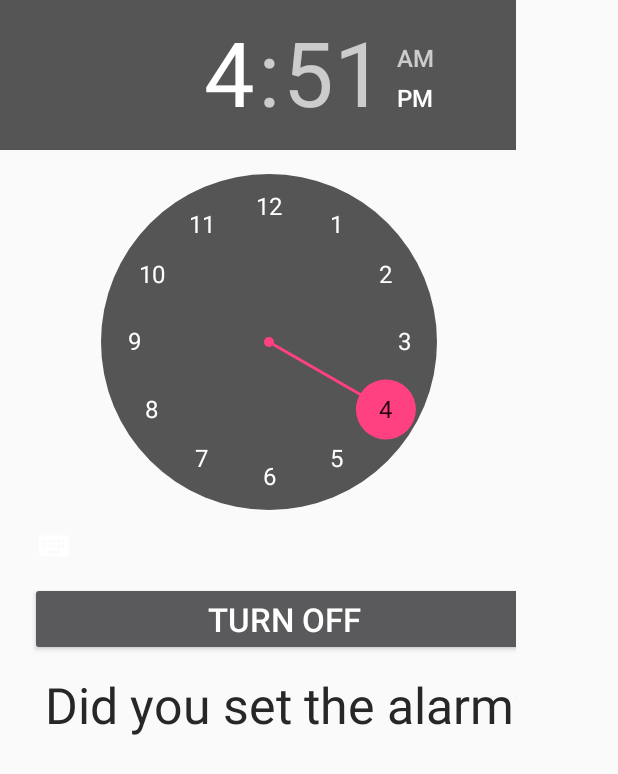
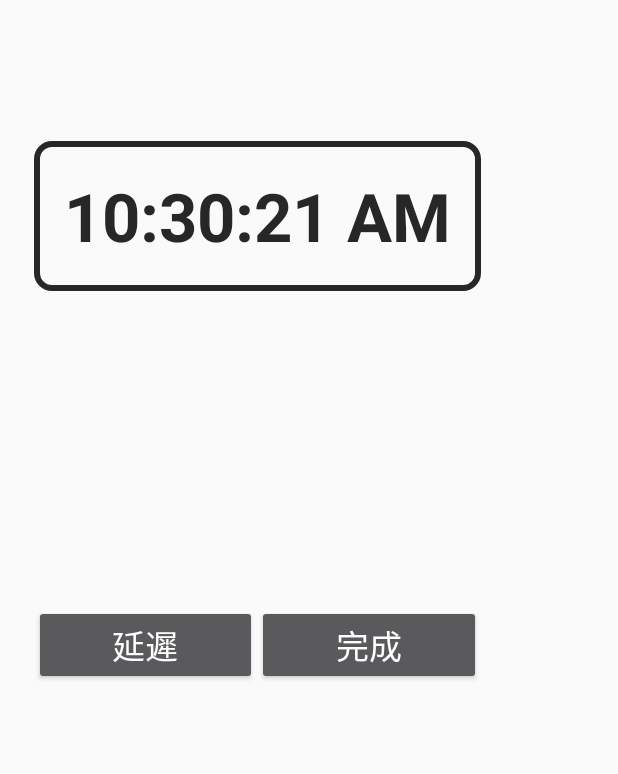
Before and after one commit to weiwei1204/MedicineAPP, an Android app: the alarm screen opened directly, with no data from a screen before it, on a phone screen of 412 x 824 dp. Shown: the top 774 px of the screen. Run offline under Robolectric (Android 15) with nearby library versions, the phone set to English and light mode, and no system bars; our stand-ins replace Volley; network calls fail; 2 statements that could not run were skipped.

Commit message:
鬧鐘提醒的顯示 ok

```diff
--- a/app/src/main/java/com/example/carrie/carrie_test1/Alarm_Receiver.java
+++ b/app/src/main/java/com/example/carrie/carrie_test1/Alarm_Receiver.java
@@ -21,6 +21,7 @@ public class Alarm_Receiver extends BroadcastReceiver{
 
         String get_your_string=intent.getExtras().getString("extra");
         String alarmid=intent.getExtras().getString("alarmid");
+        String mcalid=intent.getExtras().getString("mcalid");
         Log.d("nonono1", alarmid);
 
         Log.e("What is the key",get_your_string);
@@ -28,6 +29,7 @@ public class Alarm_Receiver extends BroadcastReceiver{
         Intent service_intent=new Intent(context,RingtonePlayingService.class);
         service_intent.putExtra("extra",get_your_string);
         service_intent.putExtra("alarmid",alarmid);
+        service_intent.putExtra("mcalid",mcalid);
         context.startService(service_intent);
     }
 }
--- a/app/src/main/java/com/example/carrie/carrie_test1/alarm.java
+++ b/app/src/main/java/com/example/carrie/carrie_test1/alarm.java
@@ -6,20 +6,43 @@ import android.content.Context;
 import android.content.Intent;
 import android.os.Bundle;
 import android.support.v7.app.AppCompatActivity;
+import android.util.Log;
 import android.view.View;
 import android.widget.Button;
+import android.widget.TextClock;
 import android.widget.TextView;
-import android.widget.TimePicker;
+import android.widget.Toast;
 
+import com.android.volley.AuthFailureError;
+import com.android.volley.Request;
+import com.android.volley.RequestQueue;
+import com.android.volley.Response;
+import com.android.volley.VolleyError;
+import com.android.volley.toolbox.StringRequest;
+import com.android.volley.toolbox.Volley;
+
+import org.json.JSONArray;
+import org.json.JSONException;
+import org.json.JSONObject;
+
+import java.util.Arrays;
 import java.util.Calendar;
+import java.util.HashMap;
+import java.util.Map;
 
 public class alarm extends AppCompatActivity {
     AlarmManager alarm_manager;
-    TimePicker alarm_timepicker;
-    TextView alarmset;
+//    TimePicker alarm_timepicker;
+    TextClock textClock;
+    TextView alarmset , alarmdrug;
     Context context;
+    RequestQueue requestQueue;
+
+    private String mcalnameUrl = "http://54.65.194.253/Medicine_Calendar/mcalname.php";
+    private String sideEffect = "http://54.65.194.253/Medicine_Calendar/sideEffect.php";
     PendingIntent pending_intent;
     int alarmid;
+    String mcalid;
 
     @Override
     protected void onCreate(Bundle savedInstanceState) {
@@ -27,14 +50,60 @@ public class alarm extends AppCompatActivity {
         setContentView(R.layout.activity_alarm);
 
         this.context=this;
-        alarm_manager=(AlarmManager)getSystemService(ALARM_SERVICE);
-        alarm_timepicker=(TimePicker)findViewById(R.id.timePicker);
-        alarmset=(TextView)findViewById(R.id.alarmset);
+        alarm_manager = (AlarmManager)getSystemService(ALARM_SERVICE);
+        alarmset = (TextView)findViewById(R.id.alarmset);
+        textClock = (TextClock)findViewById(R.id.textClock);
+        alarmdrug = (TextView)findViewById(R.id.alarmdrug);
         final Calendar calendar=Calendar.getInstance();
 //        final Button alarmon=(Button)findViewById(R.id.alarmon);
         final Intent my_intent=new Intent(this.context,Alarm_Receiver.class);
         Bundle bundle = getIntent().getExtras();
         alarmid= Integer.parseInt(bundle.getString("alarmid"));
+        mcalid = bundle.getString("mcalid");
+        drugeffect();
+        requestQueue = Volley.newRequestQueue(getApplicationContext());
+
+
+        final StringRequest request = new StringRequest(Request.Method.POST, mcalnameUrl, new Response.Listener<String>() {
+            @Override
+            public void onResponse(String response) {
+                Log.d("nnnmmmm",response);
+                try {
+                    JSONObject obj = new JSONObject(response);
+                    Log.d("nnnnmnmn", String.valueOf(obj.length()));
+                    Log.d("nnnnmnmn", String.valueOf(obj));
+                    String id = obj.getString("id");
+                    String name = obj.getString("name");
+//                        String startDate = mcalendar.getString("startDate");
+//                        String day = mcalendar.getString("day");
+//                        String beacon_id =mcalendar.getString("beacon_id");
+                    Log.d("nnnmnmnmn",id);
+                    alarmset.setText(name+"  時間到了!!");
+                } catch (JSONException e) {
+                    e.printStackTrace();
+                }
+            }
+        }, new Response.ErrorListener() {
+            @Override
+            public void onErrorResponse(VolleyError error) {
+                Log.d("rrr", error.toString());
+                Toast.makeText(getApplicationContext(), "Error read getm_calendarid.php!!!", Toast.LENGTH_LONG).show();
+            }
+        })
+        {
+            protected Map<String, String> getParams() throws AuthFailureError {//把值丟到php
+                Map<String, String> parameters = new HashMap<String, String>();
+                parameters.put("mcalid",mcalid);
+                Log.d("nnnmmmm",parameters.toString());
+                return parameters;
+            }
+        };
+        RequestQueue requestQueue = Volley.newRequestQueue(this);
+        requestQueue.add(request);
+
+
+
+
 //        alarmon.setOnClickListener(new View.OnClickListener() {
 //            @RequiresApi(api = Build.VERSION_CODES.M)
 //            @Override
@@ -77,6 +146,52 @@ public class alarm extends AppCompatActivity {
             }
         });
 
+    }
+    public void drugeffect(){
+        //取藥的副作用
+        requestQueue = Volley.newRequestQueue(getApplicationContext());
+        final StringRequest drugrequest = new StringRequest(Request.Method.POST, sideEffect, new Response.Listener<String>() {
+            @Override
+            public void onResponse(String response) {
+                Log.d("nn11",response);
+                String effectstring;
+                try {
+                    JSONArray jarray = new JSONArray(response);
+                    final String[] effect=new String[jarray.length()];
+                    for (int i=0;i<jarray.length();i++){
+                        JSONObject obj = jarray.getJSONObject(i);
+                        Log.d("nn11", String.valueOf(obj.length()));
+                        Log.d("nn11", String.valueOf(obj));
+                        String drugeffect = obj.getString("sideEffect");
+                        effect[i]=drugeffect;
+                        Log.d("nn11",drugeffect);
+                    }
+                    alarmdrug.setText(Arrays.toString(effect).replaceAll("\\[|\\]", ""));
+
+
+
+                } catch (JSONException e) {
+                    Log.d("nn11",e.toString());
+                    e.printStackTrace();
+                }
+            }
+        }, new Response.ErrorListener() {
+            @Override
+            public void onErrorResponse(VolleyError error) {
+                Log.d("nn11", error.toString());
+                Toast.makeText(getApplicationContext(), "Error read getm_calendarid.php!!!", Toast.LENGTH_LONG).show();
+            }
+        })
+        {
+            protected Map<String, String> getParams() throws AuthFailureError {//把值丟到php
+                Map<String, String> parameters = new HashMap<String, String>();
+                parameters.put("mcalid",mcalid);
+                Log.d("nn11",parameters.toString());
+                return parameters;
+            }
+        };
+        RequestQueue requestQueue = Volley.newRequestQueue(this);
+        requestQueue.add(drugrequest);
     }
     private void set_alarm_text(String output) {
         alarmset.setText(output);
--- a/app/src/main/java/com/example/carrie/carrie_test1/medicine_cal.java
+++ b/app/src/main/java/com/example/carrie/carrie_test1/medicine_cal.java
@@ -113,6 +113,7 @@ public class medicine_cal extends AppCompatActivity {
 
                     for (int i=0 ; i<mcalendars.length() ; i++){
                         JSONObject mcalendar = mcalendars.getJSONObject(i);
+                        Log.d("nnnmmmmo",mcalendar.toString());
                         String id = mcalendar.getString("id");
                         String name = mcalendar.getString("name");
                         String startDate = mcalendar.getString("startDate");
--- /dev/null
+++ b/app/src/main/res/drawable/alarmtime.xml
@@ -0,0 +1,21 @@
+<?xml version="1.0" encoding="utf-8"?>
+<shape xmlns:android="http://schemas.android.com/apk/res/android" android:shape="rectangle" >
+    <corners
+        android:radius="10dp"
+        />
+    <solid
+        android:color="#FAFAFA"
+        />
+    <padding
+        android:left="20dp"
+        android:top="20dp"
+        android:right="20dp"
+        android:bottom="20dp"
+        />
+
+    <stroke
+        android:width="4dp"
+        android:color="#272727"
+
+        />
+</shape>
--- a/app/src/main/res/layout/activity_alarm.xml
+++ b/app/src/main/res/layout/activity_alarm.xml
@@ -11,87 +11,105 @@
 
     <TableLayout
         android:layout_width="344dp"
-        android:layout_height="495dp"
+        android:layout_height="551dp"
+        android:gravity="center"
         tools:layout_editor_absoluteX="8dp"
         tools:layout_editor_absoluteY="8dp">
 
         <TableRow
-            android:layout_width="match_parent"
-            android:layout_height="match_parent">
+            android:layout_width="fill_parent"
+            android:layout_height="200dp"
+            android:gravity="center"
+            >
 
-            <TimePicker
-                android:id="@+id/timePicker"
-                android:layout_width="wrap_content"
+            <!--<TimePicker-->
+            <!--android:id="@+id/timePicker"-->
+            <!--android:layout_width="wrap_content"-->
+            <!--android:layout_height="wrap_content"-->
+            <!--android:clickable="true"-->
+            <!--tools:layout_editor_absoluteX="0dp"-->
+            <!--tools:layout_editor_absoluteY="0dp" />-->
+
+            <TextClock
+                android:id="@+id/textClock"
+                android:layout_width="fill_parent"
                 android:layout_height="wrap_content"
-                android:clickable="true"
-                tools:layout_editor_absoluteX="0dp"
-                tools:layout_editor_absoluteY="0dp" />
+                android:layout_gravity="center"
+                android:background="@drawable/alarmtime"
+                android:format12Hour="hh:mm:ss a"
+                android:textColor="#272727"
+                android:textSize="20pt"
+                android:textStyle="bold" />
+
+        </TableRow>
+
+        <TableRow
+            android:layout_width="fill_parent"
+            android:layout_height="match_parent"
+            android:gravity="center"
+            android:layout_marginTop="50dp">
+
+            <TextView
+                android:id="@+id/alarmset"
+                android:layout_width="match_parent"
+                android:layout_height="match_parent"
+                android:layout_marginTop="10dp"
+                android:gravity="center"
+                android:text=""
+                android:textColor="#272727"
+                android:textSize="15pt" />
+
+        </TableRow>
+
+        <TableRow
+            android:layout_width="fill_parent"
+            android:layout_height="match_parent"
+            android:gravity="center">
+
+            <TextView
+                android:id="@+id/alarmdrug"
+                android:layout_width="match_parent"
+                android:layout_height="match_parent"
+                android:layout_marginTop="10dp"
+                android:gravity="center"
+                android:text=""
+                android:textColor="#272727"
+                android:textSize="15pt" />
         </TableRow>
 
         <TableRow
             android:layout_width="match_parent"
-            android:layout_height="match_parent">
+            android:layout_height="match_parent"
+            android:layout_marginTop="50dp"
+            android:gravity="center">
 
             <LinearLayout
                 android:layout_width="match_parent"
                 android:layout_height="match_parent"
                 android:orientation="horizontal">
 
-                <!--<Button-->
-                    <!--android:id="@+id/alarmon"-->
-                    <!--android:layout_width="130dp"-->
-                    <!--android:layout_height="match_parent"-->
-                    <!--android:layout_marginRight="30dp"-->
-                    <!--android:layout_weight="1"-->
-                    <!--android:text="Turn on"-->
-                    <!--android:textSize="10pt"-->
-                    <!--tools:layout_editor_absoluteX="0dp"-->
-                    <!--tools:layout_editor_absoluteY="0dp" />-->
+                <Button
+                    android:id="@+id/button7"
+                    android:layout_width="30dp"
+                    android:layout_height="wrap_content"
+                    android:layout_weight="1"
+                    android:gravity="center"
+                    android:text="延遲"
+                    android:textSize="10pt" />
+
                 <Button
                     android:id="@+id/alarmoff"
-                    android:layout_width="wrap_content"
+                    android:layout_width="30dp"
                     android:layout_height="wrap_content"
                     android:layout_weight="1"
-                    android:text="Turn Off"
+                    android:gravity="center"
+                    android:text="完成"
                     android:textSize="10pt"
-                    android:layout_marginLeft="20dp"
                     tools:layout_editor_absoluteX="0dp"
-                    tools:layout_editor_absoluteY="0dp"
-                    />
-
-                <!--<Button-->
-                    <!--android:id="@+id/alarmoff"-->
-                    <!--android:layout_width="wrap_content"-->
-                    <!--android:layout_height="wrap_content"-->
-                    <!--android:layout_weight="1"-->
-                    <!--android:text="Turn Off"-->
-                    <!--android:textSize="10pt"-->
-                    <!--android:layout_marginLeft="20dp"-->
-                    <!--tools:layout_editor_absoluteX="0dp"-->
-                    <!--tools:layout_editor_absoluteY="0dp"-->
-                    <!--/>-->
+                    tools:layout_editor_absoluteY="0dp" />
             </LinearLayout>
 
         </TableRow>
-
-        <TableRow
-            android:layout_width="match_parent"
-            android:layout_height="match_parent" >
-
-            <TextView
-                android:id="@+id/alarmset"
-                android:layout_width="wrap_content"
-                android:layout_height="wrap_content"
-                android:layout_marginTop="10dp"
-                android:layout_marginLeft="30dp"
-                android:text="Did you set the alarm?"
-                android:textColor="#272727"
-                android:textSize="15pt"/>
-        </TableRow>
-
-        <TableRow
-            android:layout_width="match_parent"
-            android:layout_height="match_parent" />
     </TableLayout>
     <!--<LinearLayout-->
         <!--android:layout_width="match_parent"-->
```
Also changed, not shown: app/src/main/java/com/example/carrie/carrie_test1/RingtonePlayingService.java (+4 -7 lines), app/src/main/java/com/example/carrie/carrie_test1/ThirdActivity.java (+5 -8 lines).
